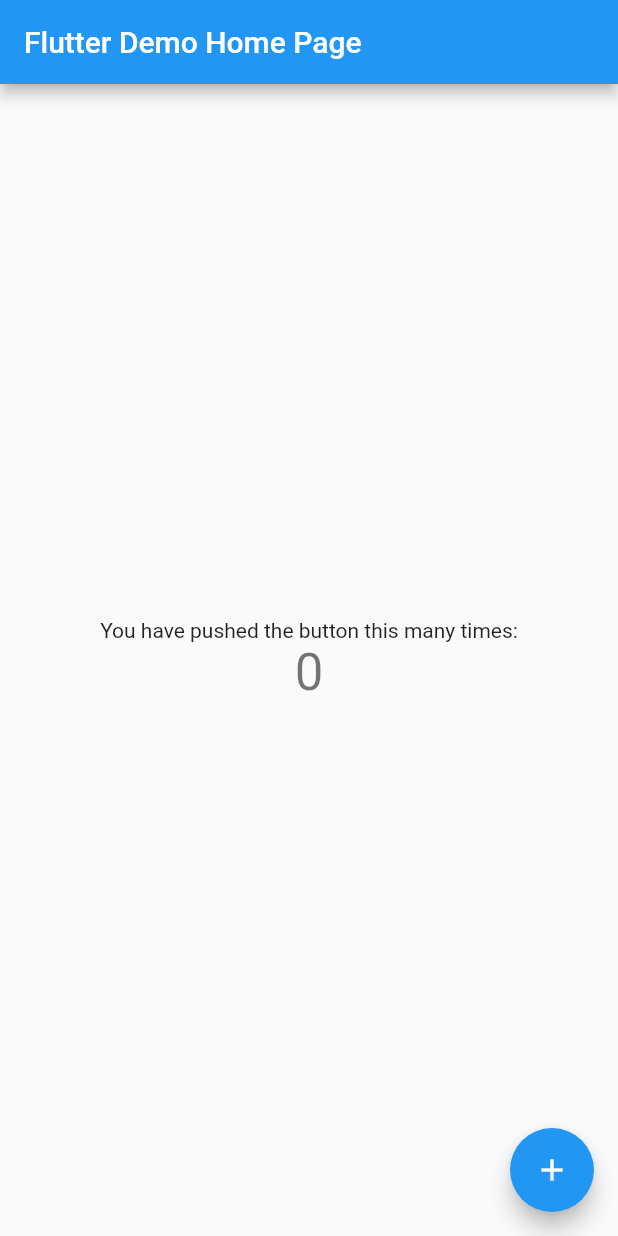
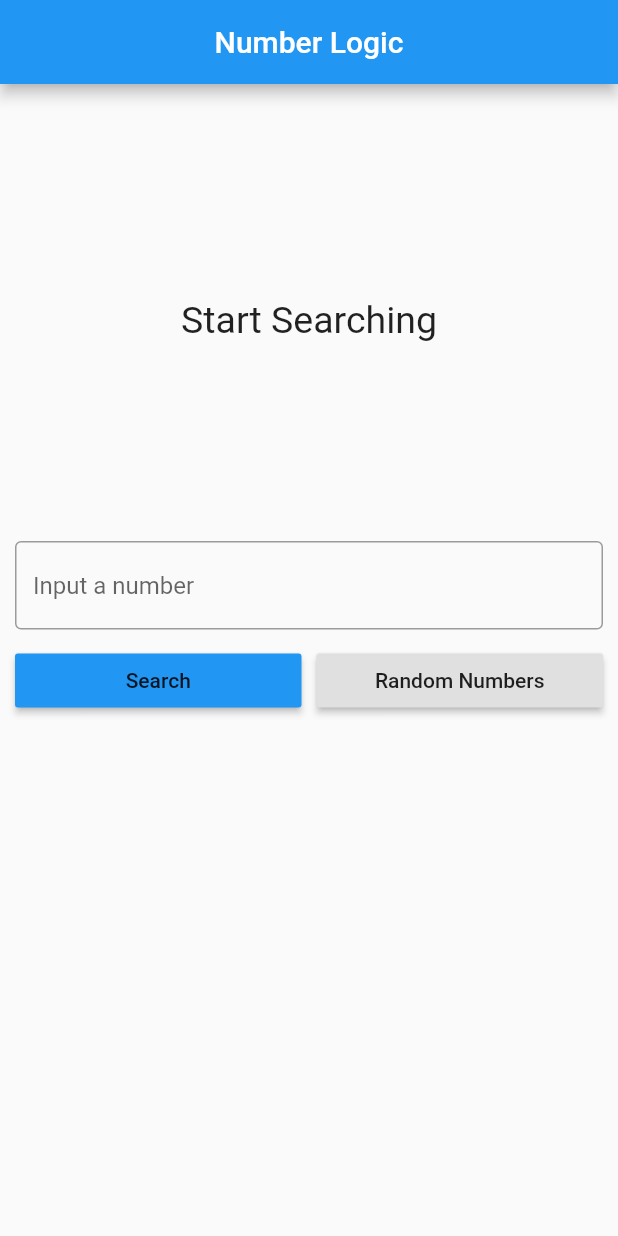
Before and after one commit to Mandar-Khandagale/Number_Logic_UI, a Flutter app: the screen it shows after launch, on a phone screen of 412 x 824 dp. Run offline on Flutter 3.47's test engine with Material 2 defaults, Android fonts, the phone set to English and light mode, and no system bars; our stand-ins replace bloc, dartz, data_connection_checker, equatable, flutter_bloc, get_it and 1 more.

Commit message:
added presentation layer logic and completed with all the implementation

```diff
--- /dev/null
+++ b/lib/features/number_logic/presentation/bloc/number_logic_bloc.dart
@@ -0,0 +1,81 @@
+import 'dart:async';
+
+import 'package:bloc/bloc.dart';
+import 'package:equatable/equatable.dart';
+import 'package:meta/meta.dart';
+import 'package:number_logic/core/errors/failures.dart';
+import 'package:number_logic/core/usecases/usecase.dart';
+import 'package:number_logic/features/number_logic/domain/entities/number_logic.dart';
+import 'package:number_logic/features/number_logic/domain/usecase/get_random_number.dart';
+import 'package:number_logic/features/number_logic/domain/usecase/get_users_number.dart';
+import 'package:number_logic/utils/input_converter.dart';
+
+part 'number_logic_event.dart';
+
+part 'number_logic_state.dart';
+
+const String SERVER_FAILURE_MESSAGE = 'Server Failure';
+const String CACHE_FAILURE_MESSAGE = 'Cache Failure';
+const String INVALID_INPUT_FAILURE_MESSAGE =
+    'Invalid Input - The number must be a positive integer or zero';
+
+class NumberLogicBloc extends Bloc<NumberLogicEvent, NumberLogicState> {
+  final GetUsersNumber getUsersNumber;
+  final GetRandomNumber getRandomNumber;
+  final InputConverter inputConverter;
+
+  NumberLogicBloc({
+    @required GetUsersNumber users,
+    @required GetRandomNumber random,
+    @required this.inputConverter,
+  })  : assert(users != null),
+        assert(random != null),
+        assert(inputConverter != null),
+        getUsersNumber = users,
+        getRandomNumber = random;
+
+  @override
+  NumberLogicState get initialState => Empty();
+
+  @override
+  Stream<NumberLogicState> mapEventToState(
+    NumberLogicEvent event,
+  ) async* {
+    if (event is GetLogicForUsersNumber) {
+      final inputEither =
+          inputConverter.stringToUnsignedIntegers(event.numberString);
+
+      yield* inputEither.fold(
+        (failure) async* {
+          yield Error(message: INVALID_INPUT_FAILURE_MESSAGE);
+        },
+        (integer) async* {
+          yield Loading();
+          final failureOrLogic = await getUsersNumber(Params(number: integer));
+          yield failureOrLogic.fold(
+            (failure) => Error(message: _mapFailureToMessage(failure)),
+            (logic) => Loaded(logic: logic),
+          );
+        },
+      );
+    } else if (event is GetLogicForRandomNumber) {
+      yield Loading();
+      final failureOrLogic = await getRandomNumber(NoParams());
+      yield failureOrLogic.fold(
+            (failure) => Error(message: _mapFailureToMessage(failure)),
+            (logic) => Loaded(logic: logic),
+      );
+    }
+  }
+
+  String _mapFailureToMessage(Failure failure) {
+    switch (failure.runtimeType) {
+      case ServerFailure:
+        return SERVER_FAILURE_MESSAGE;
+      case CacheFailure:
+        return CACHE_FAILURE_MESSAGE;
+      default:
+        return 'Unexpected error';
+    }
+  }
+}
--- /dev/null
+++ b/lib/features/number_logic/presentation/bloc/number_logic_event.dart
@@ -0,0 +1,14 @@
+part of 'number_logic_bloc.dart';
+
+@immutable
+abstract class NumberLogicEvent extends Equatable {
+  NumberLogicEvent([List props = const <dynamic>[]]) : super(props);
+}
+
+class GetLogicForUsersNumber extends NumberLogicEvent{
+  final String numberString;
+
+  GetLogicForUsersNumber(this.numberString) : super([numberString]);
+}
+
+class GetLogicForRandomNumber extends NumberLogicEvent {}
--- a/lib/features/number_logic/presentation/number_logic/number_logic_state.dart
+++ b/lib/features/number_logic/presentation/bloc/number_logic_state.dart
@@ -1,7 +1,7 @@
 part of 'number_logic_bloc.dart';
 
 @immutable
-abstract class NumberLogicState extends Equatable{
+abstract class NumberLogicState extends Equatable {
   NumberLogicState([List props = const <dynamic>[]]) : super(props);
 }
 
@@ -12,11 +12,11 @@ class Loading extends NumberLogicState {}
 class Loaded extends NumberLogicState {
   final NumberLogic logic;
 
-  Loaded({ @required this.logic}) : super([logic]);
+  Loaded({@required this.logic}) : super([logic]);
 }
 
 class Error extends NumberLogicState {
   final String message;
 
-  Error({ @required this.message}) : super([message]);
+  Error({@required this.message}) : super([message]);
 }
--- a/lib/features/number_logic/presentation/number_logic/number_logic_event.dart
+++ /dev/null
@@ -1,15 +0,0 @@
-part of 'number_logic_bloc.dart';
-
-@immutable
-abstract class NumberLogicEvent extends Equatable{
-  NumberLogicEvent([List props = const <dynamic>[]]) : super(props);
-}
-
-class GetLogicForUserNumber extends NumberLogicEvent{
-  final  String numberString;
-
-  GetLogicForUserNumber(this.numberString) : super([numberString]);
-
-}
-
-class GetLogicForRandomNumber extends NumberLogicEvent {}
--- /dev/null
+++ b/lib/features/number_logic/presentation/pages/number_logic_page.dart
@@ -0,0 +1,62 @@
+import 'package:flutter/material.dart';
+import 'package:flutter_bloc/flutter_bloc.dart';
+import 'package:number_logic/features/number_logic/presentation/bloc/number_logic_bloc.dart';
+import 'package:number_logic/features/number_logic/presentation/widgets/button_controls.dart';
+import 'package:number_logic/features/number_logic/presentation/widgets/loading_widget.dart';
+import 'package:number_logic/features/number_logic/presentation/widgets/logic_display.dart';
+import 'package:number_logic/features/number_logic/presentation/widgets/message_display.dart';
+import 'package:number_logic/injection_container.dart';
+
+class NumberLogicPage extends StatelessWidget {
+  const NumberLogicPage({Key key}) : super(key: key);
+
+  @override
+  Widget build(BuildContext context) {
+    return Scaffold(
+      appBar: AppBar(
+        centerTitle: true,
+        title: Text('Number Logic'),
+      ),
+      body:SingleChildScrollView(
+          child: buildBody(context),
+      ),
+    );
+  }
+
+  BlocProvider<NumberLogicBloc> buildBody(BuildContext context){
+    return BlocProvider(
+        create: (_) => sl<NumberLogicBloc>(),
+      child: Center(
+        child: Padding(
+          padding: const EdgeInsets.all(10.0),
+          child: Column(
+            children: [
+              SizedBox(height: 10.0,),
+              BlocBuilder<NumberLogicBloc, NumberLogicState>(
+                builder: (context, state){
+                  if(state is Empty){
+                    return MessageDisplay(
+                      message: 'Start Searching',
+                    );
+                  }else if(state is Loading){
+                    return LoadingWidget();
+                  }else if(state is Loaded){
+                    return LogicDisplay(numberLogic: state.logic);
+                  }else if(state is Error){
+                    return MessageDisplay(
+                      message: state.message,
+                    );
+                  }else {
+                    return null;
+                  }
+                },
+              ),
+              SizedBox(height: 10.0,),
+              ButtonControls(),
+            ],
+          ),
+        ),
+      ),
+    );
+  }
+}
--- /dev/null
+++ b/lib/features/number_logic/presentation/widgets/button_controls.dart
@@ -0,0 +1,70 @@
+import 'package:flutter/material.dart';
+import 'package:flutter_bloc/flutter_bloc.dart';
+import 'package:number_logic/features/number_logic/presentation/bloc/number_logic_bloc.dart';
+
+class ButtonControls extends StatefulWidget {
+  const ButtonControls({Key key}) : super(key: key);
+
+  @override
+  _ButtonControlsState createState() => _ButtonControlsState();
+}
+
+class _ButtonControlsState extends State<ButtonControls> {
+  final controller = TextEditingController();
+  String inputString;
+
+  @override
+  Widget build(BuildContext context) {
+    return Column(
+      children: [
+        TextField(
+          controller: controller,
+          keyboardType: TextInputType.number,
+          decoration: InputDecoration(
+            border: OutlineInputBorder(),
+            hintText: 'Input a number',
+          ),
+          onChanged: (value) {
+            inputString = value;
+          },
+          onSubmitted: (_) {
+            displayUsers();
+          },
+        ),
+        SizedBox(height: 10.0,),
+        Row(
+          mainAxisAlignment: MainAxisAlignment.spaceEvenly,
+          children: [
+            Expanded(
+                child: RaisedButton(
+                  child: Text('Search'),
+                  onPressed: displayUsers,
+                  color: Colors.blue,
+                ),
+            ),
+            SizedBox(width: 10.0,),
+            Expanded(
+              child: RaisedButton(
+                child: Text('Random Numbers'),
+                onPressed: displayRandom,
+
+              ),
+            ),
+          ],
+        ),
+      ],
+    );
+  }
+
+  void displayUsers() {
+    controller.clear();
+    BlocProvider.of<NumberLogicBloc>(context)
+        .add(GetLogicForUsersNumber(inputString));
+  }
+
+  void displayRandom() {
+  controller.clear();
+  BlocProvider.of<NumberLogicBloc>(context)
+      .add(GetLogicForRandomNumber());
+  }
+}
--- /dev/null
+++ b/lib/features/number_logic/presentation/widgets/message_display.dart
@@ -0,0 +1,23 @@
+import 'package:flutter/material.dart';
+
+class MessageDisplay extends StatelessWidget {
+  final String message;
+
+  const MessageDisplay({Key key, @required this.message}) : super(key: key);
+
+  @override
+  Widget build(BuildContext context) {
+    return Container(
+      height: MediaQuery.of(context).size.height / 3,
+      child: Center(
+        child: SingleChildScrollView(
+          child: Text(
+            message,
+            style: TextStyle(fontSize: 25.0),
+            textAlign: TextAlign.center,
+          ),
+        ),
+      ),
+    );
+  }
+}
--- a/lib/main.dart
+++ b/lib/main.dart
@@ -1,6 +1,9 @@
 import 'package:flutter/material.dart';
-
-void main() {
+import 'package:number_logic/features/number_logic/presentation/pages/number_logic_page.dart';
+import 'injection_container.dart' as di;
+void main() async{
+  WidgetsFlutterBinding.ensureInitialized();
+  await di.init();
   runApp(MyApp());
 }
 
@@ -9,59 +12,12 @@ class MyApp extends StatelessWidget {
   @override
   Widget build(BuildContext context) {
     return MaterialApp(
-      title: 'Flutter Demo',
+      debugShowCheckedModeBanner: false,
       theme: ThemeData(
         primarySwatch: Colors.blue,
         visualDensity: VisualDensity.adaptivePlatformDensity,
       ),
-      home: MyHomePage(title: 'Flutter Demo Home Page'),
+      home: NumberLogicPage(),
     );
   }
 }
-
-class MyHomePage extends StatefulWidget {
-  MyHomePage({Key key, this.title}) : super(key: key);
-
-  final String title;
-
-  @override
-  _MyHomePageState createState() => _MyHomePageState();
-}
-
-class _MyHomePageState extends State<MyHomePage> {
-  int _counter = 0;
-
-  void _incrementCounter() {
-    setState(() {
-      _counter++;
-    });
-  }
-
-  @override
-  Widget build(BuildContext context) {
-    return Scaffold(
-      appBar: AppBar(
-        title: Text(widget.title),
-      ),
-      body: Center(
-        child: Column(
-          mainAxisAlignment: MainAxisAlignment.center,
-          children: <Widget>[
-            Text(
-              'You have pushed the button this many times:',
-            ),
-            Text(
-              '$_counter',
-              style: Theme.of(context).textTheme.headline4,
-            ),
-          ],
-        ),
-      ),
-      floatingActionButton: FloatingActionButton(
-        onPressed: _incrementCounter,
-        tooltip: 'Increment',
-        child: Icon(Icons.add),
-      ),
-    );
-  }
-}
--- a/pubspec.yaml
+++ b/pubspec.yaml
@@ -25,7 +25,7 @@ dependencies:
     sdk: flutter
 
   get_it: ^5.0.6
-  flutter_bloc: ^6.1.3
+  flutter_bloc: ^3.0.0
   equatable: ^0.4.0
   dartz: ^0.9.2
   data_connection_checker: ^0.3.4
```
Also changed, not shown: lib/features/number_logic/presentation/number_logic/number_logic_bloc.dart (deleted, +0 -47 lines), lib/features/number_logic/presentation/widgets/loading_widget.dart (added, +15 -0 lines), lib/features/number_logic/presentation/widgets/logic_display.dart (added, +32 -0 lines), lib/injection_container.dart (added, +59 -0 lines), pubspec.lock, 3 other files.
